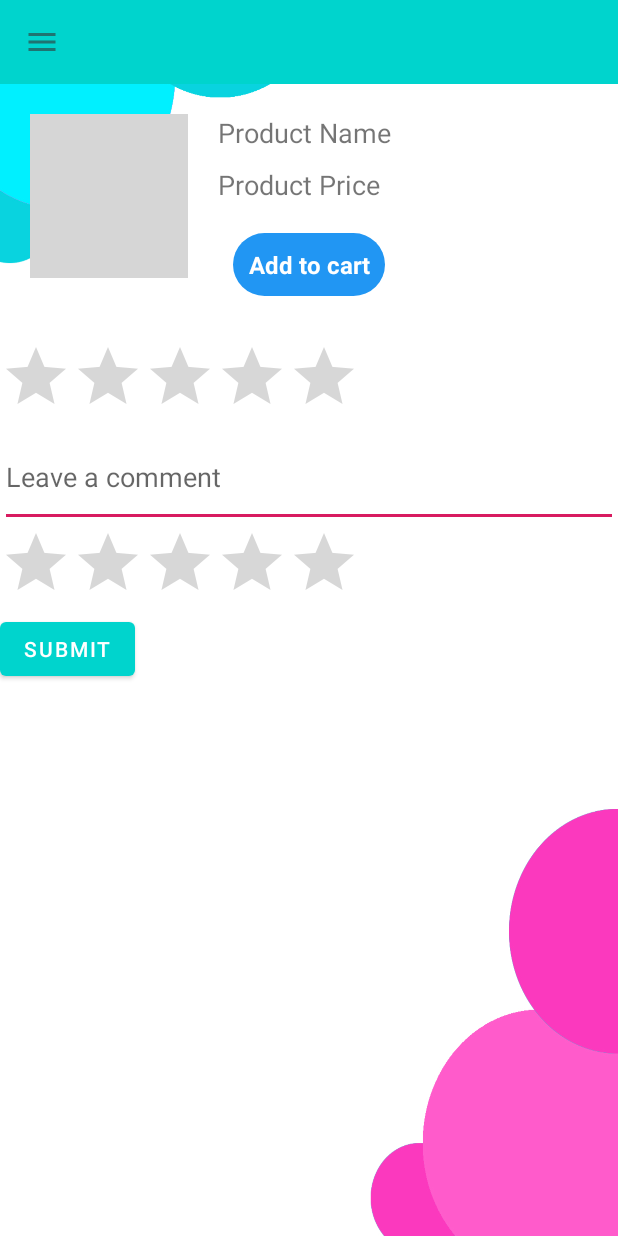
After one commit to NguyenHuy-lang/Android-CoffeeRestaurant, an Android app: the DetailProduct screen opened directly, with no data from a screen before it, on a phone screen of 412 x 824 dp. The commit adds this screen. Run offline under Robolectric (Android 15) with nearby library versions, the phone set to English and light mode, and no system bars; our stand-ins replace Firebase (no records; nobody signed in at launch, a user with empty details on screens opened directly), Picasso; pictures from the network do not load; 5 statements that could not run were skipped; grey boxes are pictures that could not be loaded.

Commit message:
detail product view

```diff
--- a/app/src/main/AndroidManifest.xml
+++ b/app/src/main/AndroidManifest.xml
@@ -38,7 +38,7 @@
             android:name=".RegisterActivity"
             android:exported="false" />
         <activity
-            android:name=".MainActivity"
+            android:name=".DetailProduct"
             android:exported="false" />
     </application>
 
--- /dev/null
+++ b/app/src/main/java/dajava/pro/ushouldbuy/DetailProduct.java
@@ -0,0 +1,49 @@
+package dajava.pro.ushouldbuy;
+
+import android.os.Bundle;
+import android.widget.Button;
+import android.widget.ImageView;
+import android.widget.TextView;
+
+import androidx.annotation.NonNull;
+import androidx.appcompat.app.AppCompatActivity;
+import androidx.recyclerview.widget.GridLayoutManager;
+import androidx.recyclerview.widget.RecyclerView;
+
+import com.google.firebase.database.DataSnapshot;
+import com.google.firebase.database.DatabaseError;
+import com.google.firebase.database.DatabaseReference;
+import com.google.firebase.database.FirebaseDatabase;
+import com.google.firebase.database.ValueEventListener;
+import com.squareup.picasso.Picasso;
+
+import dajava.pro.ushouldbuy.adapter.ItemListAdapter;
+import dajava.pro.ushouldbuy.model.Item;
+import dajava.pro.ushouldbuy.model.User;
+
+public class DetailProduct extends AppCompatActivity  {
+
+
+    DatabaseReference reference= FirebaseDatabase.
+            getInstance("https://amplified-coder-384315-default-rtdb.firebaseio.com/").
+            getReference("my_shop");
+    private ImageView imageView;
+    private TextView productNameTextView;
+    private TextView productPriceTextView;
+    private Button buttonAddToCart;
+    private Picasso picasso = Picasso.get();
+    @Override
+    protected void onCreate(Bundle savedInstanceState) {
+        super.onCreate(savedInstanceState);
+        setContentView(R.layout.activity_product_detail);
+        imageView = findViewById(R.id.product_image);
+        productNameTextView = findViewById(R.id.product_name);
+        productPriceTextView = findViewById(R.id.product_price);
+        User user = (User) getIntent().getExtras().get("object_user");
+        Item item = (Item) getIntent().getExtras().get("item");
+        picasso.load(item.getPicId()).into(imageView);
+        productNameTextView.setText(item.getName().toString());
+        productPriceTextView.setText(item.getPrice() + "");
+
+    }
+}
--- a/app/src/main/java/dajava/pro/ushouldbuy/ShopActivity.java
+++ b/app/src/main/java/dajava/pro/ushouldbuy/ShopActivity.java
@@ -53,6 +53,7 @@ public class ShopActivity extends AppCompatActivity implements ItemListAdapter.I
     View header;
     TextView phoneLabel,usernameLabel;
     private Bundle bundle;
+    private User user;
     DatabaseReference reference= FirebaseDatabase.
             getInstance("https://amplified-coder-384315-default-rtdb.firebaseio.com/").
             getReference("my_shop");
@@ -74,7 +75,7 @@ public class ShopActivity extends AppCompatActivity implements ItemListAdapter.I
         bg = findViewById(R.id.restaurant_bg);
 //        bg.setImageResource(shop.getShopBg());
 //        picasso.load(shop.getShopBg()).into(bg);
-        User user = (User) getIntent().getExtras().get("object_user");
+        user = (User) getIntent().getExtras().get("object_user");
         phoneLabel.setText(user.getPhone());
         usernameLabel.setText(user.getFullname());
         bundle=new Bundle();
@@ -148,16 +149,21 @@ public class ShopActivity extends AppCompatActivity implements ItemListAdapter.I
 
     @Override
     public void onAddToCartClick(Item menu) {
-        if(itemsInCartList == null) {
-            itemsInCartList = new ArrayList<>();
-        }
-        itemsInCartList.add(menu);
-        totalItemInCart = 0;
+        Intent intent1=new Intent(ShopActivity.this,DetailProduct.class);
+        intent1.putExtra("object_user", user);
+        intent1.putExtra("item", (Serializable) menu);
+        startActivity(intent1);
 
-        for(Item m : itemsInCartList) {
-            totalItemInCart = totalItemInCart + m.getTotalInCart();
-        }
-        buttonCheckout.setText("Checkout (" +totalItemInCart +") items");
+//        if(itemsInCartList == null) {
+//            itemsInCartList = new ArrayList<>();
+//        }
+//        itemsInCartList.add(menu);
+//        totalItemInCart = 0;
+//
+//        for(Item m : itemsInCartList) {
+//            totalItemInCart = totalItemInCart + m.getTotalInCart();
+//        }
+//        buttonCheckout.setText("Checkout (" +totalItemInCart +") items");
 
     }
 
--- /dev/null
+++ b/app/src/main/res/layout/activity_product_detail.xml
@@ -0,0 +1,184 @@
+<?xml version="1.0" encoding="utf-8"?>
+<androidx.drawerlayout.widget.DrawerLayout xmlns:android="http://schemas.android.com/apk/res/android"
+    xmlns:app="http://schemas.android.com/apk/res-auto"
+    xmlns:tools="http://schemas.android.com/tools"
+    android:layout_width="match_parent"
+    android:layout_height="match_parent"
+    android:background="@drawable/bggg"
+    tools:context=".ShopActivity"
+    android:fitsSystemWindows="true"
+    android:id="@+id/drawer_layout">
+
+    <com.google.android.material.navigation.NavigationView
+        android:id="@+id/nav_view_shop"
+        android:layout_width="wrap_content"
+        android:layout_height="match_parent"
+        android:layout_gravity="start"
+        android:layout_marginTop="35dp"
+        app:headerLayout="@layout/header"
+        app:menu="@menu/item_menu" >
+
+        <androidx.recyclerview.widget.RecyclerView
+            android:layout_width="match_parent"
+            android:layout_height="match_parent" />
+    </com.google.android.material.navigation.NavigationView>
+
+    <LinearLayout
+        xmlns:android="http://schemas.android.com/apk/res/android"
+        android:layout_width="match_parent"
+        android:layout_height="wrap_content"
+        android:orientation="vertical">
+        <androidx.appcompat.widget.Toolbar
+            android:id="@+id/toolbar"
+            android:layout_width="match_parent"
+            android:layout_height="wrap_content"
+            android:background="@color/teal_200"
+            app:layout_constraintEnd_toEndOf="parent"
+            app:layout_constraintStart_toStartOf="parent"
+            app:layout_constraintTop_toTopOf="parent"
+            app:navigationIcon="@drawable/ic_action_menu" />
+        <LinearLayout
+
+            android:layout_width="wrap_content"
+            android:layout_margin="20dp"
+            android:layout_height="wrap_content">
+            <ImageView
+
+                android:id="@+id/product_image"
+                android:layout_width="105dp"
+                android:layout_height="109dp"
+                android:scaleType="centerCrop"
+                android:src="@drawable/order" />
+            <LinearLayout
+                android:layout_marginLeft="20dp"
+                android:layout_width="wrap_content"
+                android:layout_height="wrap_content"
+                android:orientation="vertical"
+                >
+                <TextView
+                    android:id="@+id/product_name"
+                    android:layout_width="match_parent"
+                    android:layout_height="wrap_content"
+                    android:text="Product Name"
+                    android:textSize="18sp" />
+                <TextView
+                    android:layout_marginTop="10dp"
+                    android:id="@+id/product_price"
+                    android:layout_width="match_parent"
+                    android:layout_height="wrap_content"
+                    android:text="Product Price"
+                    android:textSize="18sp" />
+                <LinearLayout
+                    android:layout_marginTop="10dp"
+                    android:layout_width="match_parent"
+                    android:layout_height="wrap_content"
+                    android:orientation="horizontal">
+                    <TextView android:id="@+id/addToCartButton"
+                        android:layout_width="match_parent"
+                        android:layout_height="wrap_content"
+                        android:textSize="16sp"
+                        android:textStyle="bold"
+                        android:textColor="@color/white"
+                        android:layout_marginStart="10dp"
+                        android:layout_marginEnd="10dp"
+                        android:text="Add to cart"
+                        android:background="@drawable/btn_login"
+                        android:layout_margin="10dp"
+                        android:padding="10dp"
+                        android:gravity="center_horizontal"
+                        />
+
+                    <LinearLayout android:id="@+id/addMoreLayout"
+                        android:layout_width="wrap_content"
+                        android:layout_height="wrap_content"
+                        android:layout_gravity="center"
+                        android:visibility="gone"
+                        android:layout_margin="10dp"
+                        android:orientation="horizontal">
+
+                        <ImageView android:id="@+id/imageMinus"
+                            android:layout_width="30dp"
+                            android:layout_height="30dp"
+                            android:layout_gravity="center_horizontal"
+                            android:src="@drawable/ic_remove_circle"
+                            app:tint="@color/purple_200"
+                            />
+
+
+                        <TextView android:id="@+id/tvCount"
+                            android:layout_width="wrap_content"
+                            android:layout_height="wrap_content"
+                            android:textSize="16sp"
+                            android:layout_marginStart="05dp"
+                            android:layout_marginEnd="05dp"
+                            android:textColor="@color/black"
+                            android:text="1"
+                            android:gravity="center_horizontal"
+                            />
+
+                        <ImageView android:id="@+id/imageAddOne"
+                            android:layout_width="30dp"
+                            android:layout_height="30dp"
+                            android:layout_gravity="center_horizontal"
+                            android:src="@drawable/ic_add_circle"
+                            app:tint="@color/purple_200"
+                            />
+
+
+                    </LinearLayout>
+                </LinearLayout>
+
+            </LinearLayout>
+
+
+        </LinearLayout>
+
+        <RatingBar
+            android:id="@+id/product_rating"
+            android:layout_width="wrap_content"
+            android:layout_height="wrap_content"
+            android:numStars="5"
+            android:stepSize="1"
+            android:rating="0" />
+
+        <!-- User Comments and Rating -->
+        <LinearLayout
+            android:layout_width="match_parent"
+            android:layout_height="wrap_content"
+            android:orientation="vertical">
+
+            <!-- User Comment -->
+            <EditText
+                android:id="@+id/comment_edit_text"
+                android:layout_width="match_parent"
+                android:layout_height="wrap_content"
+                android:hint="Leave a comment"
+                android:inputType="textMultiLine"
+                android:minLines="2"
+                android:maxLines="4" />
+
+            <!-- User Rating -->
+            <RatingBar
+                android:id="@+id/user_rating"
+                android:layout_width="wrap_content"
+                android:layout_height="wrap_content"
+                android:numStars="5"
+                android:stepSize="1"
+                android:rating="0" />
+
+            <!-- Submit Button -->
+            <Button
+                android:id="@+id/submit_button"
+                android:layout_width="wrap_content"
+                android:layout_height="wrap_content"
+                android:text="Submit" />
+
+            <!-- User Comments -->
+            <androidx.recyclerview.widget.RecyclerView
+                android:id="@+id/comments_recycler_view"
+                android:layout_width="match_parent"
+                android:layout_height="wrap_content" />
+        </LinearLayout>
+
+    </LinearLayout>
+</androidx.drawerlayout.widget.DrawerLayout>
```
